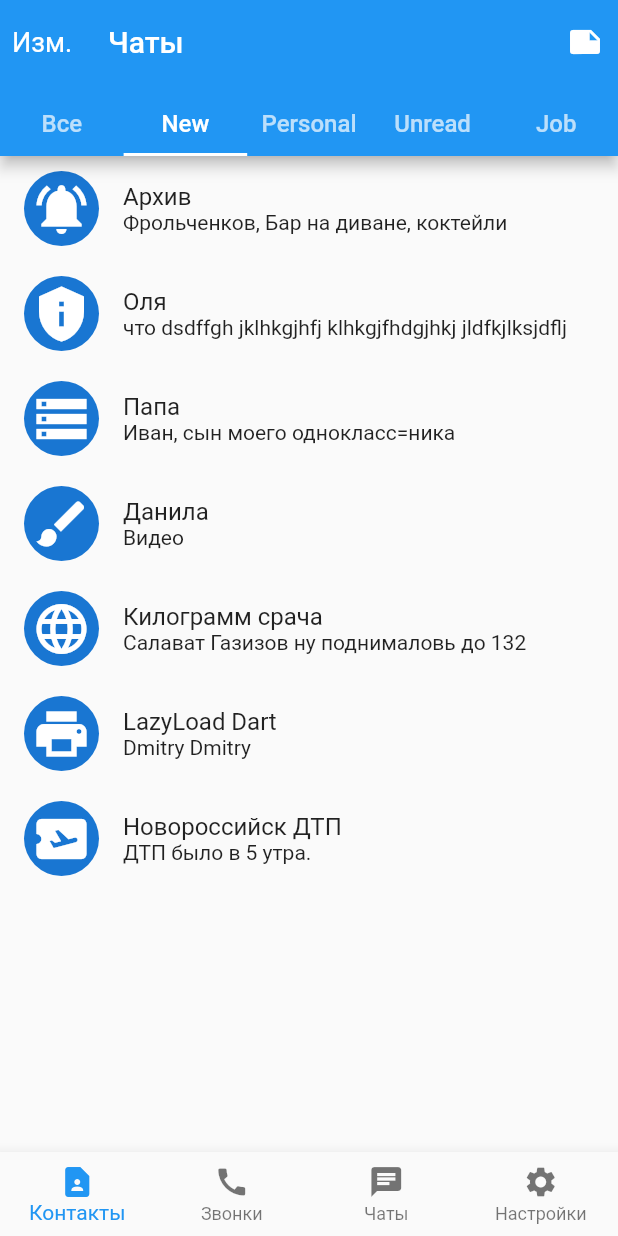
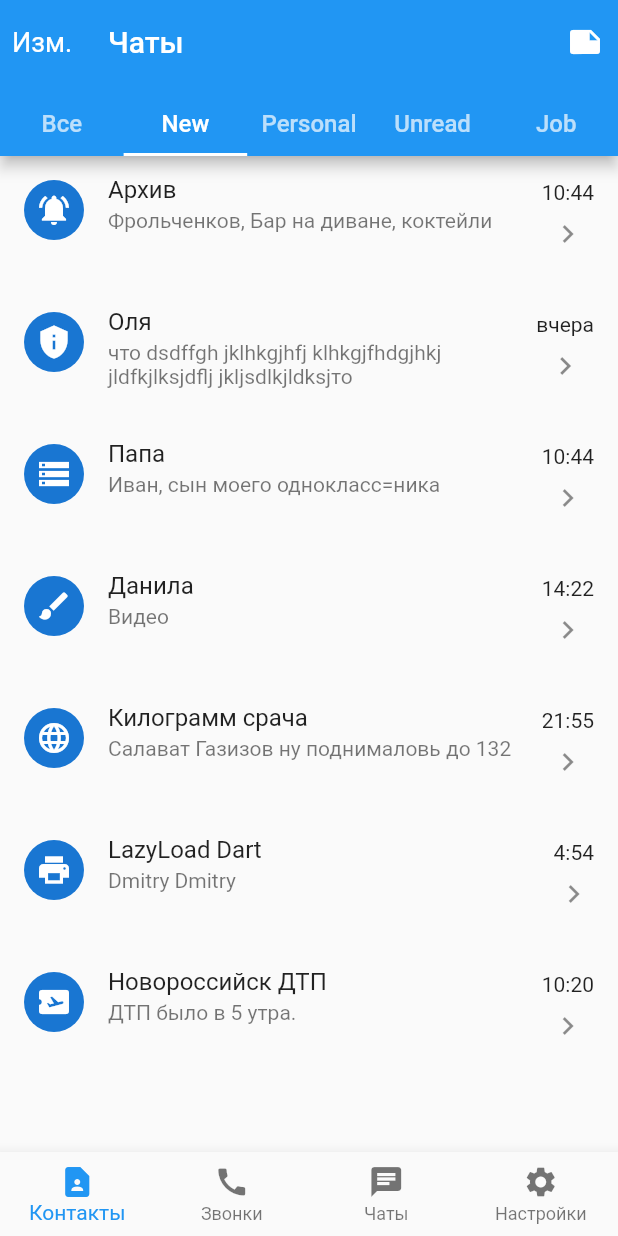
Before and after one commit to Vladislav-Popov/TelegramChatList, a Flutter app: the screen it shows after launch, on a phone screen of 412 x 824 dp. Run offline on Flutter 3.47's test engine with Material 2 defaults, Android fonts, the phone set to English and light mode, and no system bars.

Commit message:
change to ListTile

```diff
--- a/lib/main.dart
+++ b/lib/main.dart
@@ -19,24 +19,30 @@ class MyApp extends StatelessWidget {
 }
 
 final List<MenuRowData> menuRow = [
+  MenuRowData(Icons.notifications_on, 'Архив',
+      'Фрольченков, Бар на диване, коктейли', '10:44'),
   MenuRowData(
-      Icons.notifications_on, 'Архив', 'Фрольченков, Бар на диване, коктейли'),
-  MenuRowData(Icons.privacy_tip, 'Оля',
-      'что dsdffgh jklhkgjhfj klhkgjfhdgjhkj jldfkjlksjdflj jkljsdlkjldksjто'),
-  MenuRowData(Icons.storage, 'Папа', 'Иван, сын моего однокласс=ника'),
-  MenuRowData(Icons.brush, 'Данила', 'Видео'),
+      Icons.privacy_tip,
+      'Оля',
+      'что dsdffgh jklhkgjhfj klhkgjfhdgjhkj jldfkjlksjdflj jkljsdlkjldksjто',
+      'вчера'),
+  MenuRowData(Icons.storage, 'Папа', 'Иван, сын моего однокласс=ника', '10:44'),
+  MenuRowData(Icons.brush, 'Данила', 'Видео', '14:22'),
   MenuRowData(Icons.language, 'Килограмм срача',
-      'Салават Газизов ну поднималовь до 132'),
-  MenuRowData(Icons.print, 'LazyLoad Dart', 'Dmitry Dmitry'),
-  MenuRowData(Icons.airplane_ticket, 'Новороссийск ДТП', 'ДТП было в 5 утра.'),
+      'Салават Газизов ну поднималовь до 132', '21:55'),
+  MenuRowData(Icons.print, 'LazyLoad Dart', 'Dmitry Dmitry', '4:54'),
+  MenuRowData(
+      Icons.airplane_ticket, 'Новороссийск ДТП', 'ДТП было в 5 утра.', '10:20'),
 ];
 
 class MenuRowData {
   final IconData avatar;
   final String contactName;
   final String textMessage;
+  final String messageTime;
 
-  MenuRowData(this.avatar, this.contactName, this.textMessage);
+  MenuRowData(
+      this.avatar, this.contactName, this.textMessage, this.messageTime);
 }
 
 class MyHomePage extends StatefulWidget {
@@ -120,37 +126,20 @@ class WidgetRow extends StatelessWidget {
   @override
   Widget build(BuildContext context) {
     return Container(
-        child: Padding(
-      padding: EdgeInsets.symmetric(horizontal: 16, vertical: 10),
-      child: Row(
-        children: [
-          CircleAvatar(
-            radius: 25,
-            child: Icon(
-              data.avatar,
-              size: 40,
-            ),
-          ),
-          SizedBox(
-            width: 16,
-          ),
-          Expanded(
-            child: Column(
-              crossAxisAlignment: CrossAxisAlignment.start,
-              children: [
-                Text(
-                  data.contactName,
-                  style: TextStyle(fontSize: 16),
-                ),
-                Text(
-                  data.textMessage,
-                  maxLines: 1,
-                ),
-              ],
-            ),
-          ),
-        ],
+      child: ListTile(
+        leading: CircleAvatar(
+          child: Icon(data.avatar),
+        ),
+        title: Text(data.contactName),
+        subtitle: Text(data.textMessage),
+        trailing: Column(
+          children: [
+            Text(data.messageTime),
+            Expanded(child: Icon(Icons.chevron_right)),
+          ],
+        ),
+        isThreeLine: true,
       ),
-    ));
+    );
   }
 }
```
